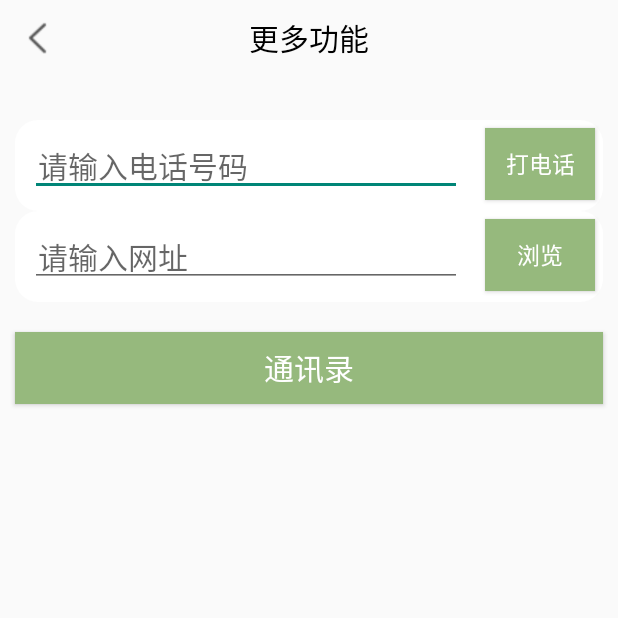
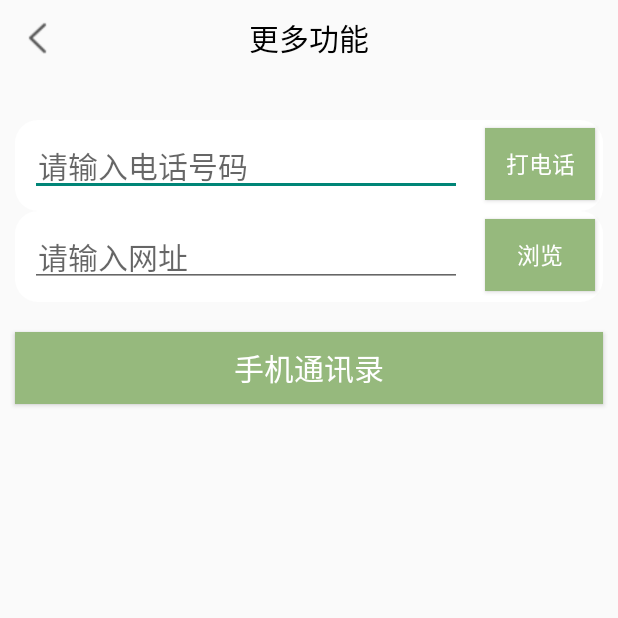
Before and after one commit to 10wen/AndroidTest, an Android app: the MoreList screen opened directly, with no data from a screen before it, on a phone screen of 412 x 824 dp, the top half of it. Run offline under Robolectric (Android 15) with nearby library versions, the phone set to English and light mode, and no system bars.

Commit message:
更新按钮、README；

```diff
--- a/app/src/main/java/com/example/test3/Login.kt
+++ b/app/src/main/java/com/example/test3/Login.kt
@@ -27,17 +27,9 @@ class Login : AppCompatActivity() {
             userPwd.setText(pwd)
             rememberPass.isChecked = true
         }
-
-        toRegister.setOnClickListener {
-            val intent = Intent(this, Register::class.java)
-            startActivity(intent)
-        }
-
         userLogin.setOnClickListener {
-
             val phone = userPhone.text.toString()
             val pwd = userPwd.text.toString()
-
             if (checkLogin(phone, pwd)) {
                 //查找数据库表userTable中用户信息是否存在
                 if (checkUser(phone, pwd)) {
@@ -66,6 +58,12 @@ class Login : AppCompatActivity() {
                 }
             }
         }
+
+        toRegister.setOnClickListener {
+            val intent = Intent(this, Register::class.java)
+            startActivity(intent)
+        }
+
     }
 
     private fun checkUser(userPhone: String, userPwd: String): Boolean {
--- a/app/src/main/res/layout/activity_more_list.xml
+++ b/app/src/main/res/layout/activity_more_list.xml
@@ -45,7 +45,7 @@
             android:layout_gravity="center"
             android:inputType="phone"
             android:maxLines="1"
-            android:maxLength="16"
+            android:maxLength="11"
             android:layout_weight="6"
             android:hint="请输入电话号码"
             android:layout_margin="10dp"
@@ -84,7 +84,6 @@
             android:layout_gravity="center"
             android:inputType="textWebEditText"
             android:maxLines="1"
-            android:maxLength="16"
             android:layout_weight="6"
             android:hint="请输入网址"
             android:layout_margin="10dp"
@@ -120,7 +119,7 @@
         android:layout_gravity="center"
         android:textColor="@color/white"
         android:background="#96B97D"
-        android:text="通讯录"
+        android:text="手机通讯录"
         tools:ignore="HardcodedText,SpUsage" />
 
 
```
Also changed, not shown: 1 other file.
